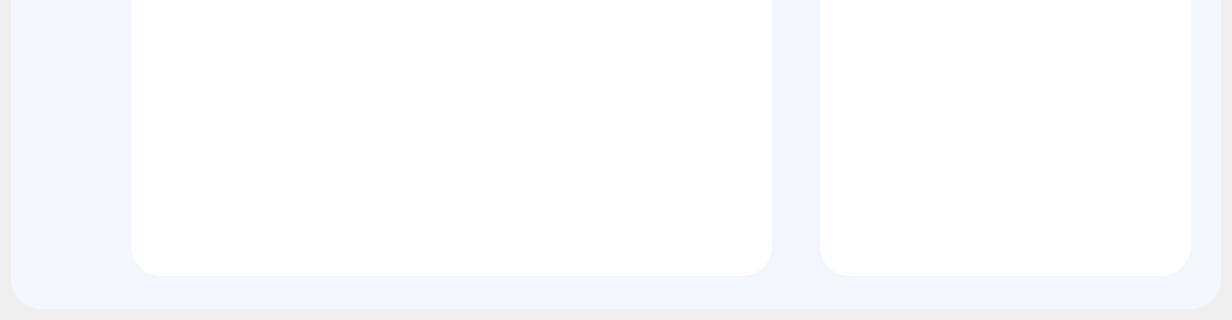
The window that widget.ui (meokisama/ps-manager) describes before a commit, drawn with Qt 5; both pictures show x 0 to 1232 and y 426 to 746 of the 1232 by 746 pixel window.
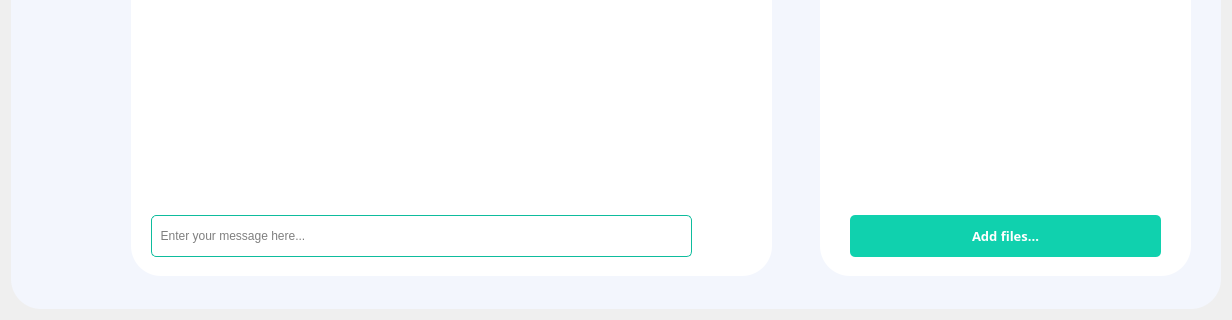
The same window after the commit. The open tabs and pages were chosen to show the change. Icons and pictures are not drawn.

The edit to the form file:
```diff
--- a/widget.ui
+++ b/widget.ui
@@ -114,6 +114,49 @@
         <property name="frameShadow">
          <enum>QFrame::Raised</enum>
         </property>
+        <widget class="QPushButton" name="sendMes">
+         <property name="geometry">
+          <rect>
+           <x>575</x>
+           <y>560</y>
+           <width>42</width>
+           <height>42</height>
+          </rect>
+         </property>
+         <property name="cursor">
+          <cursorShape>PointingHandCursor</cursorShape>
+         </property>
+         <property name="text">
+          <string/>
+         </property>
+         <property name="icon">
+          <iconset resource="img.qrc">
+           <normaloff>:/img/img/paper-plane.svg</normaloff>:/img/img/paper-plane.svg</iconset>
+         </property>
+         <property name="iconSize">
+          <size>
+           <width>42</width>
+           <height>42</height>
+          </size>
+         </property>
+        </widget>
+        <widget class="QLineEdit" name="inputMes">
+         <property name="geometry">
+          <rect>
+           <x>20</x>
+           <y>560</y>
+           <width>541</width>
+           <height>42</height>
+          </rect>
+         </property>
+         <property name="styleSheet">
+          <string notr="true">border: 1px solid rgb(14, 188, 157);
+border-radius: 5px;</string>
+         </property>
+         <property name="placeholderText">
+          <string>  Enter your message here...</string>
+         </property>
+        </widget>
        </widget>
        <widget class="QLabel" name="label_2">
         <property name="geometry">
@@ -162,6 +205,34 @@
         <property name="frameShadow">
          <enum>QFrame::Raised</enum>
         </property>
+        <widget class="QPushButton" name="pushButton_2">
+         <property name="geometry">
+          <rect>
+           <x>30</x>
+           <y>560</y>
+           <width>311</width>
+           <height>42</height>
+          </rect>
+         </property>
+         <property name="font">
+          <font>
+           <family>Poppins SemiBold</family>
+           <pointsize>10</pointsize>
+           <bold>true</bold>
+          </font>
+         </property>
+         <property name="cursor">
+          <cursorShape>PointingHandCursor</cursorShape>
+         </property>
+         <property name="styleSheet">
+          <string notr="true">background:rgb(16, 209, 174);
+border-radius: 5px;
+color: rgb(255, 255, 255);</string>
+         </property>
+         <property name="text">
+          <string>Add files...</string>
+         </property>
+        </widget>
        </widget>
       </widget>
       <widget class="QWidget" name="calendar">
```
Left out of the diff: 54 changed lines with no effect on the pictures.
